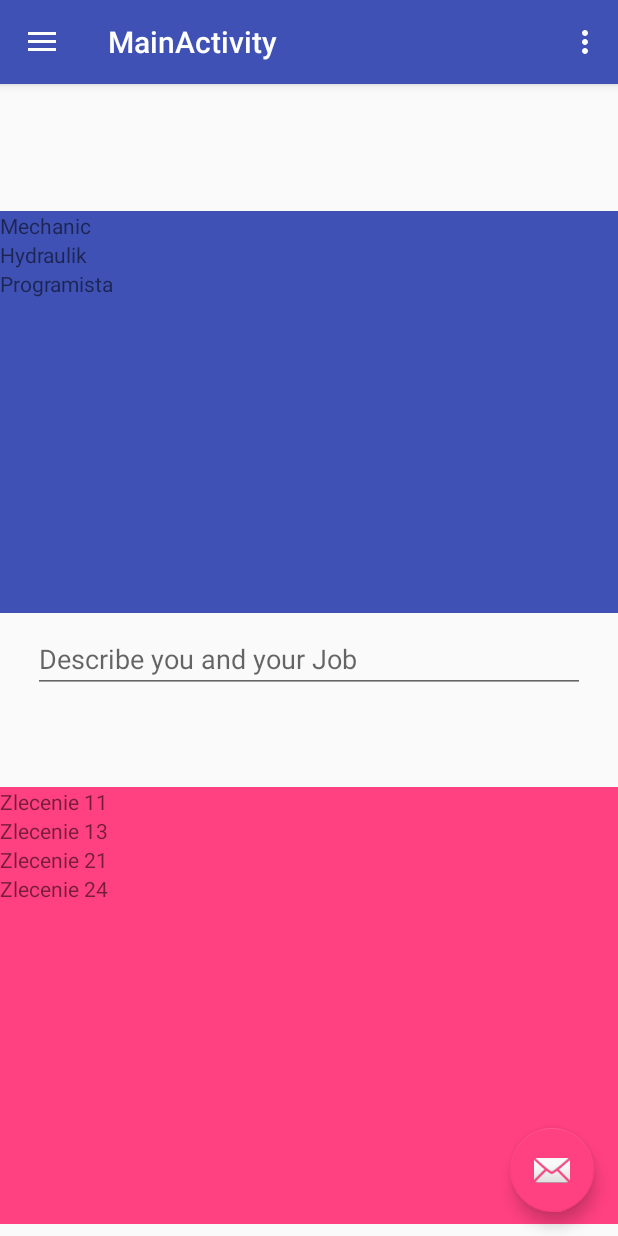
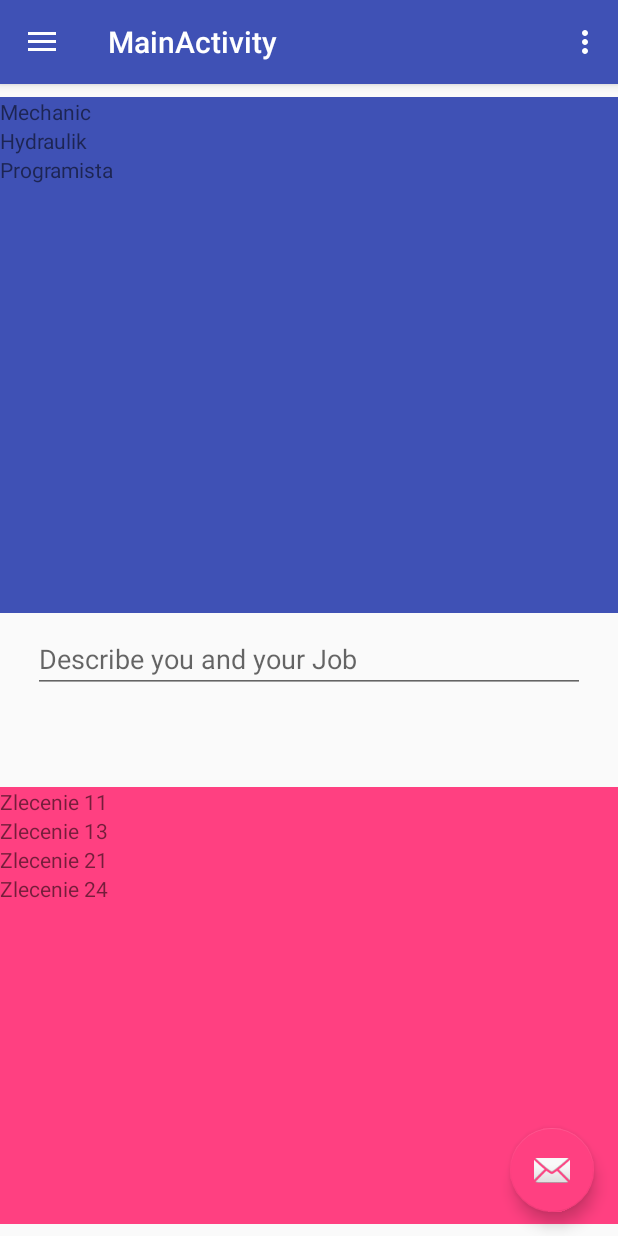
Before and after one commit to DSMP/FreelancerWorldAndroid, an Android app: the fragment UserProfileFragment placed in its activity, on a phone screen of 412 x 824 dp. Run offline under Robolectric (Android 15) with nearby library versions, the phone set to English and light mode, and no system bars; 2 statements that could not run were skipped.

Commit message:
Poprawka Constraint Layoutu

```diff
--- a/app/src/main/res/layout/fragment_user_profile.xml
+++ b/app/src/main/res/layout/fragment_user_profile.xml
@@ -32,12 +32,10 @@
 
         <android.support.constraint.Guideline
             android:id="@+id/top_guideline"
-            app:layout_constraintGuide_percent="0.1"
+            app:layout_constraintGuide_percent="0.001"
             android:layout_width="wrap_content"
             android:layout_height="wrap_content"
-            android:orientation="horizontal"
-            tools:layout_editor_absoluteY="132dp"
-            tools:layout_editor_absoluteX="0dp" />
+            android:orientation="horizontal" />
 
         <android.support.v7.widget.RecyclerView
             android:id="@+id/upper_job_recycler"
@@ -72,7 +70,6 @@
                 android:layout_height="match_parent"
                 tools:layout_editor_absoluteX="8dp"
                 android:hint="Describe you and your Job"
-
                 android:id="@+id/editText" />
         </ScrollView>
 
```
